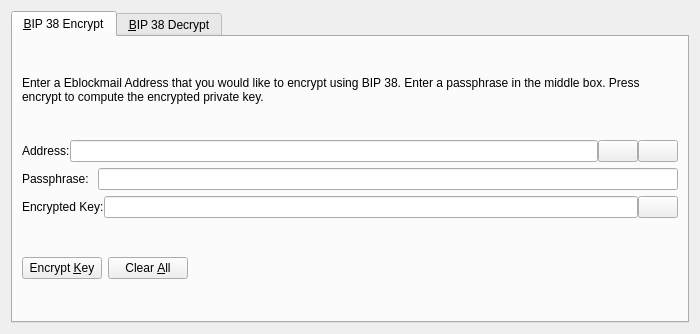
Qt form src/qt/forms/bip38tooldialog.ui (eenglish34/E-BlockMail) before a commit.
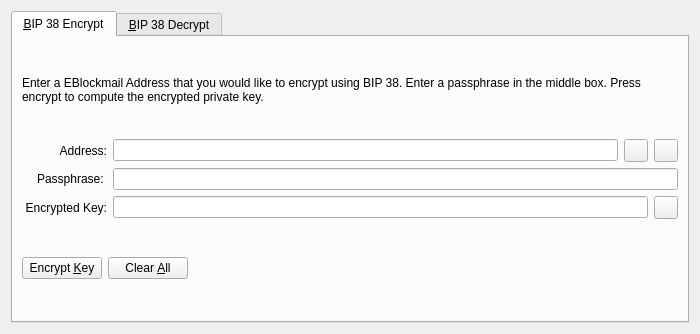
The same form after that commit. The open tabs and pages were chosen to show the change. Icons and pictures are not drawn. Custom widgets are drawn as their Qt base class.

What changed in the file:
```diff
--- a/src/qt/forms/bip38tooldialog.ui
+++ b/src/qt/forms/bip38tooldialog.ui
@@ -30,7 +30,7 @@
        <item>
         <widget class="QLabel" name="infoLabel_ENC">
          <property name="text">
-          <string>Enter a Eblockmail Address that you would like to encrypt using BIP 38. Enter a passphrase in the middle box. Press encrypt to compute the encrypted private key.</string>
+          <string>Enter a EBlockmail Address that you would like to encrypt using BIP 38. Enter a passphrase in the middle box. Press encrypt to compute the encrypted private key.</string>
          </property>
          <property name="textFormat">
           <enum>Qt::PlainText</enum>
@@ -42,11 +42,17 @@
        </item>
        <item>
         <layout class="QHBoxLayout" name="horizontalLayout_1_ENC">
-         <property name="spacing">
-          <number>0</number>
-         </property>
          <item>
           <widget class="QLabel" name="label_5">
+           <property name="alignment">
+            <set>Qt::AlignRight|Qt::AlignTrailing|Qt::AlignVCenter</set>
+           </property>
+           <property name="minimumSize">
+            <size>
+             <width>85</width>
+             <height>0</height>
+            </size>
+           </property>
            <property name="text">
             <string>Address:</string>
            </property>
@@ -60,7 +66,7 @@
           </widget>
          </item>
          <item>
-          <widget class="QPushButton" name="addressBookButton_ENC">
+          <widget class="QToolButton" name="addressBookButton_ENC">
            <property name="toolTip">
             <string>Choose previously used address</string>
            </property>
@@ -74,13 +80,10 @@
            <property name="shortcut">
             <string>Alt+A</string>
            </property>
-           <property name="autoDefault">
-            <bool>false</bool>
-           </property>
           </widget>
          </item>
          <item>
-          <widget class="QPushButton" name="pasteButton_ENC">
+          <widget class="QToolButton" name="pasteButton_ENC">
            <property name="toolTip">
             <string>Paste address from clipboard</string>
            </property>
@@ -94,9 +97,6 @@
            <property name="shortcut">
             <string>Alt+P</string>
            </property>
-           <property name="autoDefault">
-            <bool>false</bool>
-           </property>
           </widget>
          </item>
         </layout>
@@ -105,6 +105,15 @@
         <layout class="QHBoxLayout" name="horizontalLayout_5">
          <item>
           <widget class="QLabel" name="label_6">
+           <property name="alignment">
+            <set>Qt::AlignRight|Qt::AlignTrailing|Qt::AlignVCenter</set>
+           </property>
+           <property name="minimumSize">
+            <size>
+             <width>85</width>
+             <height>0</height>
+            </size>
+           </property>
            <property name="text">
             <string>Passphrase: </string>
            </property>
@@ -121,11 +130,17 @@
        </item>
        <item>
         <layout class="QHBoxLayout" name="horizontalLayout_2_ENC">
-         <property name="spacing">
-          <number>0</number>
-         </property>
          <item>
           <widget class="QLabel" name="encryptedKeyLabel_ENC">
+           <property name="alignment">
+            <set>Qt::AlignRight|Qt::AlignTrailing|Qt::AlignVCenter</set>
+           </property>
+           <property name="minimumSize">
+            <size>
+             <width>85</width>
+             <height>0</height>
+            </size>
+           </property>
            <property name="text">
             <string>Encrypted Key:</string>
            </property>
@@ -147,7 +162,7 @@
           </widget>
          </item>
          <item>
-          <widget class="QPushButton" name="copyKeyButton_ENC">
+          <widget class="QToolButton" name="copyKeyButton_ENC">
            <property name="toolTip">
             <string>Copy the current signature to the system clipboard</string>
            </property>
@@ -158,9 +173,6 @@
             <iconset resource="../eblockmail.qrc">
              <normaloff>:/icons/editcopy</normaloff>:/icons/editcopy</iconset>
            </property>
-           <property name="autoDefault">
-            <bool>false</bool>
-           </property>
           </widget>
          </item>
         </layout>
```
Left out of the diff: 50 changed lines with no effect on the pictures.
